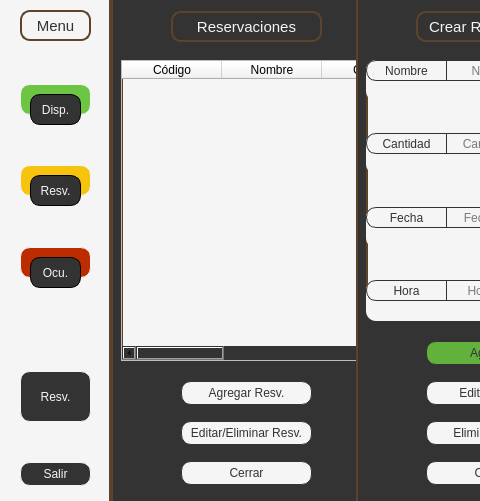
Qt form Ui/RECEPCION/u_recepcion.ui (Kodegmxz/Proyecto) before a commit; both pictures show x 0 to 480 and y 0 to 501 of the 1091 by 501 pixel window.
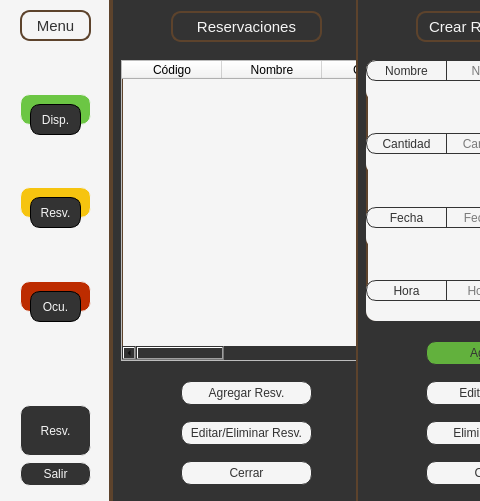
The same form after that commit.

Patch:
```diff
--- a/Ui/RECEPCION/u_recepcion.ui
+++ b/Ui/RECEPCION/u_recepcion.ui
@@ -552,19 +552,6 @@
         </item>
        </layout>
       </item>
-      <item>
-       <spacer name="verticalSpacer_9">
-        <property name="orientation">
-         <enum>Qt::Vertical</enum>
-        </property>
-        <property name="sizeHint" stdset="0">
-         <size>
-          <width>25</width>
-          <height>15</height>
-         </size>
-        </property>
-       </spacer>
-      </item>
       <item>
        <layout class="QHBoxLayout" name="horizontalLayout_12">
         <item>
```
